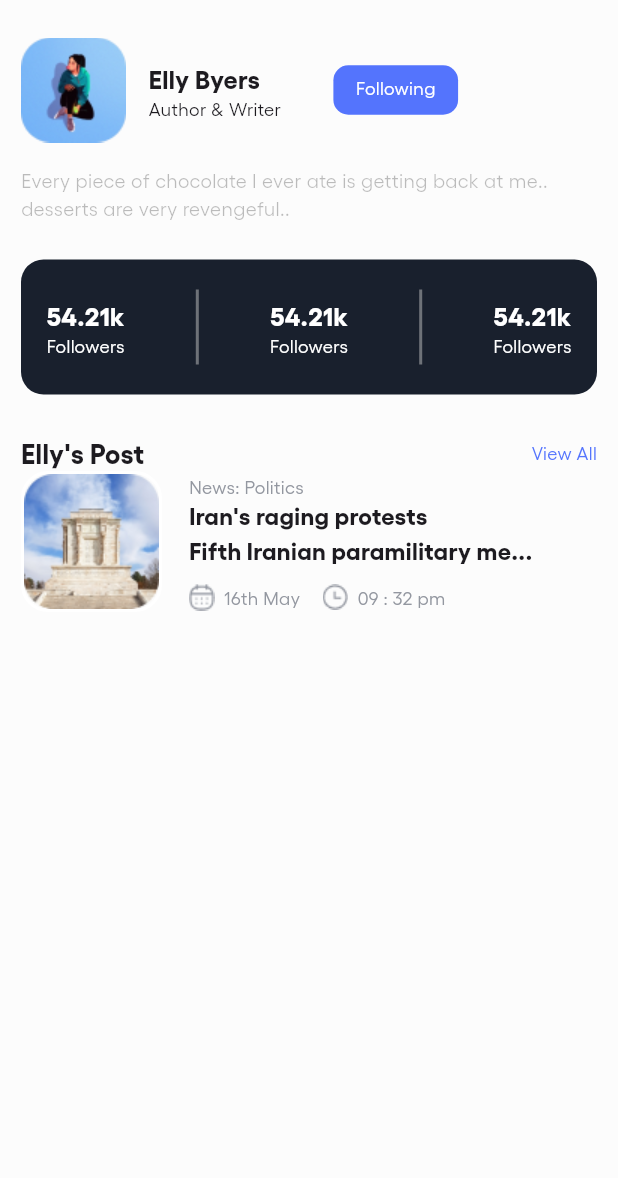
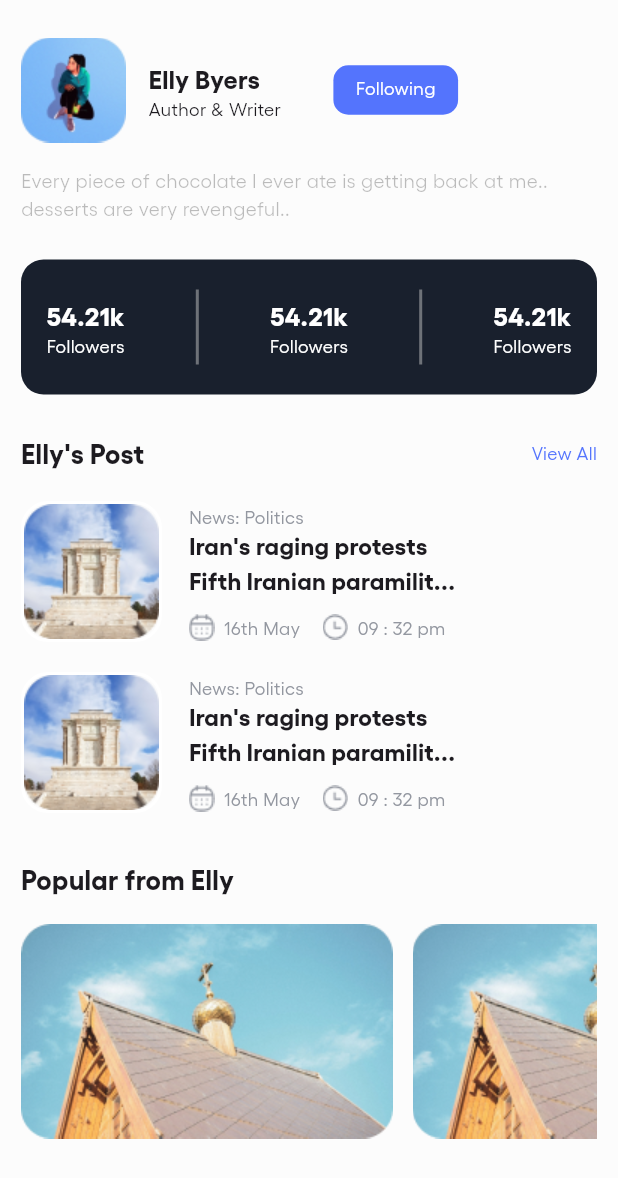
Before and after one commit to mfroche/news_app, a Flutter app: the ArticlesPage screen opened directly, after a tap on an icon or button, on a phone screen of 412 x 824 dp. Shown: the top 1178 px of the screen. Run offline on Flutter 3.47's test engine with Material 2 defaults, Android fonts, the phone set to English and light mode, and no system bars.

Commit message:
created section for popular post from authors

```diff
--- a/lib/article_page.dart
+++ b/lib/article_page.dart
@@ -68,7 +68,7 @@ class ArticlesPage extends StatelessWidget {
                   child: Container(
                     padding: EdgeInsets.fromLTRB(15, 20, 15, 15),
                     width: MediaQuery.of(context).size.width,
-                    decoration: BoxDecoration(
+                    decoration: const BoxDecoration(
                       color: Colors.white,
                       borderRadius: BorderRadius.only(
                         topLeft: Radius.circular(20),
@@ -84,7 +84,7 @@ class ArticlesPage extends StatelessWidget {
               child: Column(
                 crossAxisAlignment: CrossAxisAlignment.start,
                 children: [
-                  Text(
+                  const Text(
                     'Unravel mysteries\nof the Maldives',
                     style: TextStyle(
                       fontSize: 25,
@@ -112,7 +112,7 @@ class ArticlesPage extends StatelessWidget {
                       child: Row(
                         children: [
                           Image.asset("assets/images/profile3.png"),
-                          Text(
+                          const Text(
                             '   Keanu Carpent  May 17 • 8 min read',
                             style: TextStyle(
                               color: Color(0xFF9397A0),
@@ -123,7 +123,7 @@ class ArticlesPage extends StatelessWidget {
                       ),
                     ),
                   ),
-                  Text(
+                  const Text(
                     'Just say anything, George, say what ever natural, the first thing that comes to your mind. Take that you mutated son-of-a-bitch. My pine, why you.You space bastard, you killed a pine. You do? Yeah, its 8:00. Hey, McFly, I thought I told you never',
                     style: TextStyle(
                       fontSize: 14,
--- a/lib/author_page.dart
+++ b/lib/author_page.dart
@@ -1,6 +1,7 @@
 import 'package:flutter/material.dart';
 import 'package:news_app/author_post_card.dart';
 import 'package:news_app/header_author_page.dart';
+import 'package:news_app/popular_author_post_section.dart';
 import 'package:news_app/post_section_header.dart';
 import 'package:news_app/stats_section.dart';
 
@@ -15,7 +16,7 @@ class AuthorPage extends StatelessWidget {
           child: SingleChildScrollView(
         child: Container(
           padding: EdgeInsets.symmetric(horizontal: 14, vertical: 25),
-          child: Column(
+          child: const Column(
             children: [
               AuthorPageHeader(),
               SizedBox(height: 15),
@@ -27,7 +28,12 @@ class AuthorPage extends StatelessWidget {
               StatsSection(),
               SizedBox(height: 25),
               PostSectionHeader(),
-              AuthorPostCard()
+              SizedBox(height: 20),
+              AuthorPostCard(),
+              SizedBox(height: 20),
+              AuthorPostCard(),
+              SizedBox(height: 30),
+              PopularAuthorPostSection()
             ],
           ),
         ),
--- a/lib/author_post_card.dart
+++ b/lib/author_post_card.dart
@@ -31,7 +31,7 @@ class AuthorPostCard extends StatelessWidget {
               ),
             ),
             Text(
-              "Iran's raging protests\nFifth Iranian paramilitary me...",
+              "Iran's raging protests\nFifth Iranian paramilit...",
               style: TextStyle(
                 fontSize: 16,
                 fontWeight: FontWeight.bold,
--- /dev/null
+++ b/lib/popular_author_post_section.dart
@@ -0,0 +1,31 @@
+import 'package:flutter/material.dart';
+
+class PopularAuthorPostSection extends StatelessWidget {
+  const PopularAuthorPostSection({
+    super.key,
+  });
+
+  @override
+  Widget build(BuildContext context) {
+    return Column(crossAxisAlignment: CrossAxisAlignment.start, children: [
+      const Text(
+        "Popular from Elly",
+        style: TextStyle(
+          fontSize: 18,
+          fontWeight: FontWeight.bold,
+        ),
+      ),
+      SizedBox(height: 18),
+      SingleChildScrollView(
+        scrollDirection: Axis.horizontal,
+        child: Row(
+          children: [
+            Image.asset("assets/images/pop-img.png"),
+            SizedBox(width: 13),
+            Image.asset("assets/images/pop-img.png"),
+          ],
+        ),
+      )
+    ]);
+  }
+}
```
